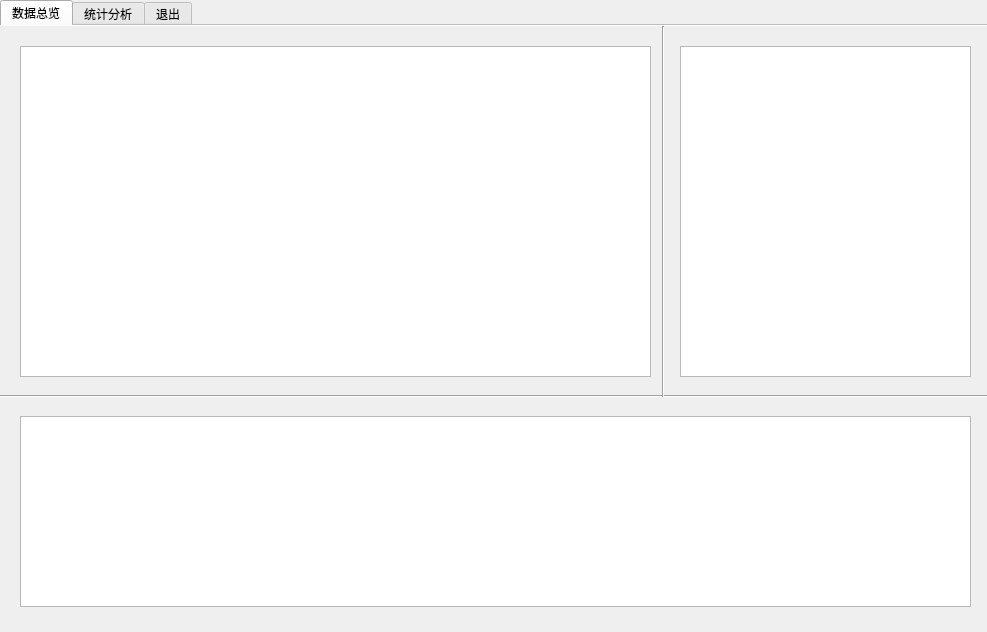
The window that pkt_proc.ui (Clyysone/Network_Analysis_Software) describes before a commit, drawn with Qt 5.
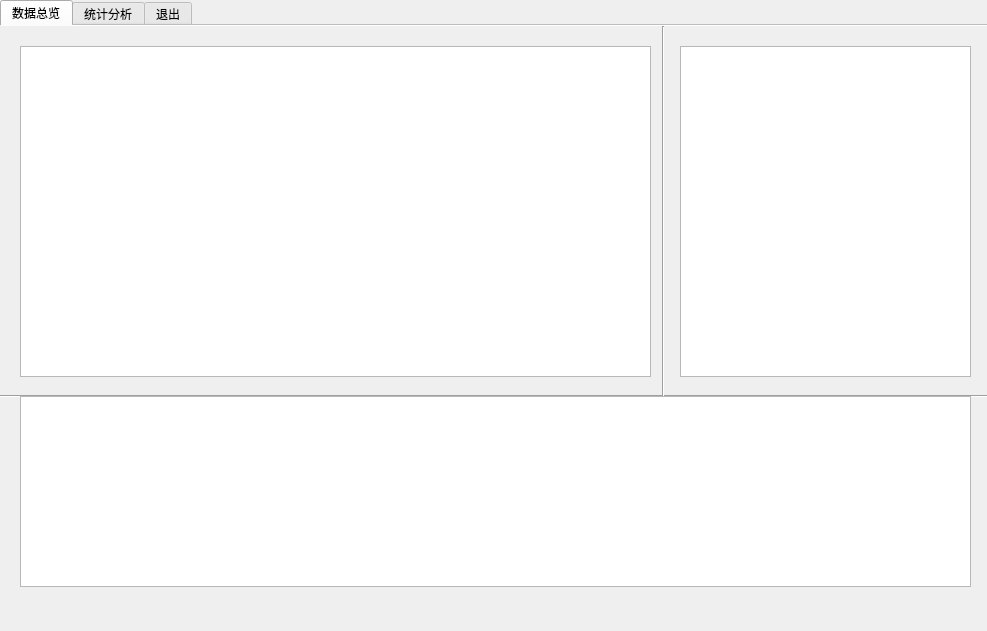
The same window after the commit.

```diff
--- a/pkt_proc.ui
+++ b/pkt_proc.ui
@@ -7,7 +7,7 @@
     <x>0</x>
     <y>0</y>
     <width>987</width>
-    <height>632</height>
+    <height>631</height>
    </rect>
   </property>
   <property name="windowTitle">
@@ -72,16 +72,6 @@
       </rect>
      </property>
     </widget>
-    <widget class="QTextBrowser" name="dataTable">
-     <property name="geometry">
-      <rect>
-       <x>20</x>
-       <y>390</y>
-       <width>951</width>
-       <height>191</height>
-      </rect>
-     </property>
-    </widget>
     <widget class="QTextBrowser" name="headerTable">
      <property name="geometry">
       <rect>
@@ -118,6 +108,16 @@
       <enum>Qt::Vertical</enum>
      </property>
     </widget>
+    <widget class="QTableView" name="contentTable">
+     <property name="geometry">
+      <rect>
+       <x>20</x>
+       <y>370</y>
+       <width>951</width>
+       <height>191</height>
+      </rect>
+     </property>
+    </widget>
    </widget>
    <widget class="QWidget" name="tab_2">
     <attribute name="title">
```
